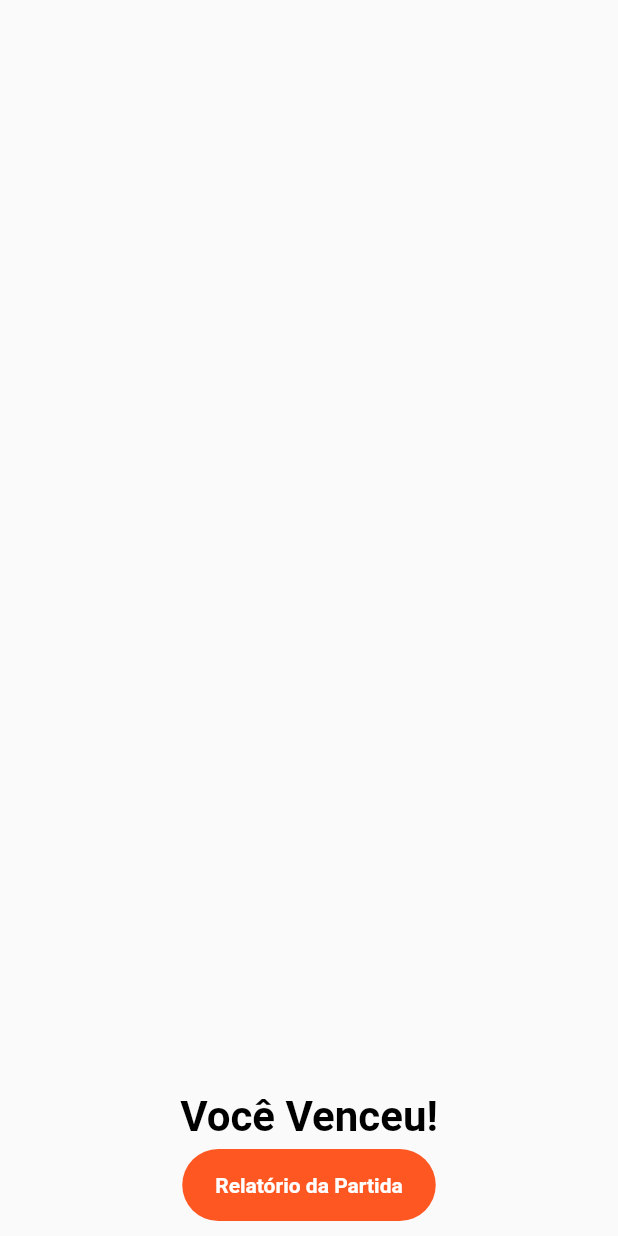
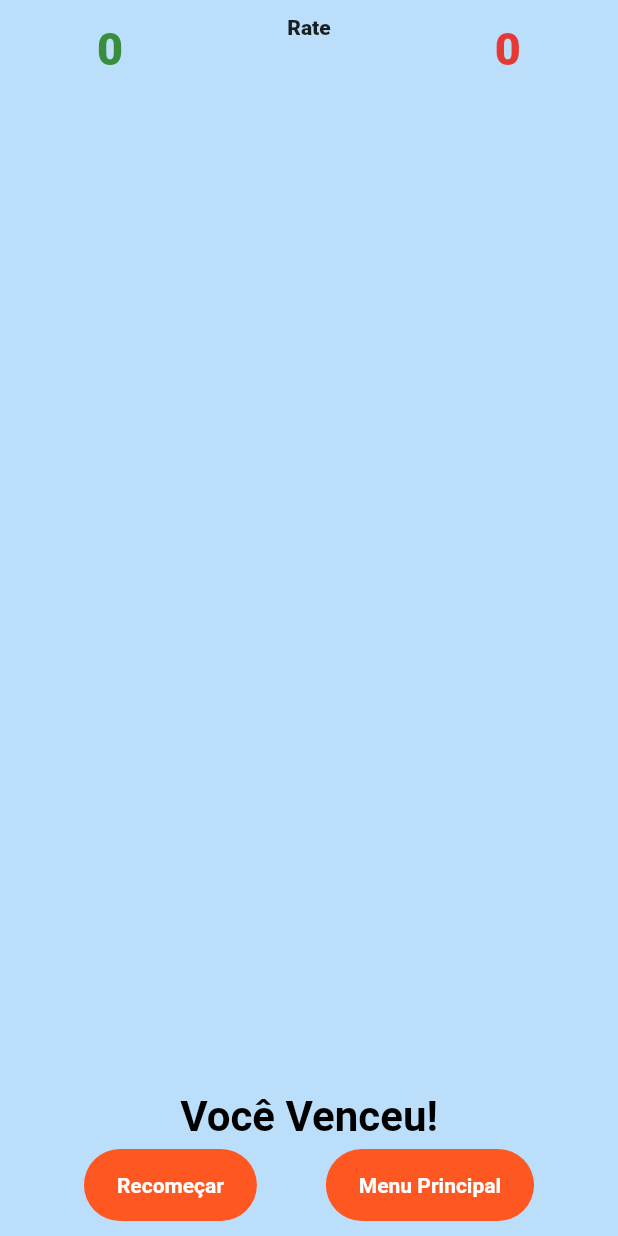
Before and after one commit to MatheusCCarmo/card_memory_game, a Flutter app: the GameCardsPage screen opened by its route, on a phone screen of 412 x 824 dp. Run offline on Flutter 3.47's test engine with Material 2 defaults, Android fonts, the phone set to English and light mode, and no system bars; our stand-ins replace flutter_mobx, mobx; generated files the repository leaves out were written again.

Commit message:
add score

```diff
--- a/lib/main.dart
+++ b/lib/main.dart
@@ -1,5 +1,4 @@
 import 'package:card_memory_game/controllers/game_controller.dart';
-import 'package:card_memory_game/pages/finish_game_page.dart';
 import 'package:card_memory_game/pages/game_cards_page.dart';
 import 'package:card_memory_game/pages/start_game_page.dart';
 import 'package:flutter/material.dart';
@@ -42,7 +41,6 @@ class MyApp extends StatelessWidget {
         routes: {
           '/start_game_page': (context) => StartGamePage(),
           '/game_cards_page': (context) => GameCardsPage(),
-          '/finish_game_page': (context) => FinishGamePage(),
         },
       ),
     );
--- a/lib/pages/game_cards_page.dart
+++ b/lib/pages/game_cards_page.dart
@@ -1,6 +1,7 @@
 import 'package:card_memory_game/controllers/game_controller.dart';
 import 'package:card_memory_game/widgetss/custom_button.dart';
 import 'package:card_memory_game/widgetss/game/card_widget.dart';
+import 'package:card_memory_game/widgetss/game/game_score.dart';
 import 'package:flutter/material.dart';
 import 'package:flutter_mobx/flutter_mobx.dart';
 import 'package:provider/provider.dart';
@@ -14,11 +15,14 @@ class GameCardsPage extends StatelessWidget {
 
     return Observer(
       builder: (context) {
-        return Scaffold(
+        return SafeArea(
+          child: Scaffold(
             body: Container(
+              color: Colors.blue[100],
               padding: EdgeInsets.symmetric(horizontal: 10, vertical: 10),
               child: Column(
                 children: [
+                  GameScore(),
                   Expanded(
                     child: GridView.builder(
                       physics: NeverScrollableScrollPhysics(),
@@ -36,9 +40,9 @@ class GameCardsPage extends StatelessWidget {
                       },
                     ),
                   ),
-                if (controller.hasWon)
                   Column(
                     children: [
+                      if (controller.hasWon)
                         Text(
                           'Você Venceu!',
                           style: Theme.of(context).textTheme.headline3,
@@ -46,16 +50,29 @@ class GameCardsPage extends StatelessWidget {
                       SizedBox(
                         height: 5,
                       ),
+                      Row(
+                        mainAxisAlignment: MainAxisAlignment.spaceEvenly,
+                        children: [
+                          CustomButton(
+                            title: 'Recomeçar',
+                            onTap: () {
+                              controller.start();
+                            },
+                          ),
+                          if (controller.hasWon)
                             CustomButton(
                               onTap: () {
                                 Navigator.of(context)
-                              .pushReplacementNamed('/finish_game_page');
+                                    .pushReplacementNamed('/start_game_page');
                               },
-                        title: 'Relatório da Partida',
+                              title: 'Menu Principal',
+                            ),
+                        ],
                       ),
                     ],
                   )
                 ],
+              ),
             ),
           ),
         );
--- a/lib/pages/start_game_page.dart
+++ b/lib/pages/start_game_page.dart
@@ -11,7 +11,8 @@ class StartGamePage extends StatelessWidget {
   Widget build(BuildContext context) {
     final controller = Provider.of<GameController>(context);
 
-    return Scaffold(
+    return SafeArea(
+      child: Scaffold(
         body: Container(
           color: Colors.blue[100],
           width: double.infinity,
@@ -51,6 +52,7 @@ class StartGamePage extends StatelessWidget {
             ],
           ),
         ),
+      ),
     );
   }
 }
--- /dev/null
+++ b/lib/widgetss/game/game_score.dart
@@ -0,0 +1,64 @@
+import 'package:card_memory_game/controllers/game_controller.dart';
+import 'package:flutter/material.dart';
+import 'package:flutter_mobx/flutter_mobx.dart';
+import 'package:provider/provider.dart';
+
+class GameScore extends StatelessWidget {
+  const GameScore({Key? key}) : super(key: key);
+
+  @override
+  Widget build(BuildContext context) {
+    final controller = Provider.of<GameController>(context);
+
+    return Observer(
+      builder: (context) => Container(
+        height: 40,
+        width: double.infinity,
+        margin: EdgeInsets.only(bottom: 20),
+        child: Row(
+          mainAxisAlignment: MainAxisAlignment.spaceAround,
+          crossAxisAlignment: CrossAxisAlignment.end,
+          children: [
+            Text(
+              controller.corrects.toString(),
+              style: TextStyle(
+                color: Colors.green.shade700,
+                fontSize: 30,
+                fontWeight: FontWeight.w900,
+              ),
+            ),
+            Column(
+              children: [
+                Text(
+                  'Rate',
+                  style: TextStyle(
+                    fontSize: 14,
+                    fontWeight: FontWeight.w900,
+                  ),
+                ),
+                Text(
+                  controller.misses == 0 && controller.corrects == 0
+                      ? ''
+                      : '${controller.correctPercentual}%',
+                  style: TextStyle(
+                    color: Colors.blue.shade900,
+                    fontSize: 20,
+                    fontWeight: FontWeight.w900,
+                  ),
+                ),
+              ],
+            ),
+            Text(
+              controller.misses.toString(),
+              style: TextStyle(
+                color: Colors.red.shade600,
+                fontSize: 30,
+                fontWeight: FontWeight.w900,
+              ),
+            )
+          ],
+        ),
+      ),
+    );
+  }
+}
```
Also changed, not shown: lib/controllers/game_controller.dart (+35 -15 lines), lib/pages/finish_game_page.dart (deleted, +0 -47 lines), lib/shared/card_icons.dart (+10 -10 lines), lib/controllers/game_controller.g.dart. Lines whose indentation alone changed are shown as unchanged.
